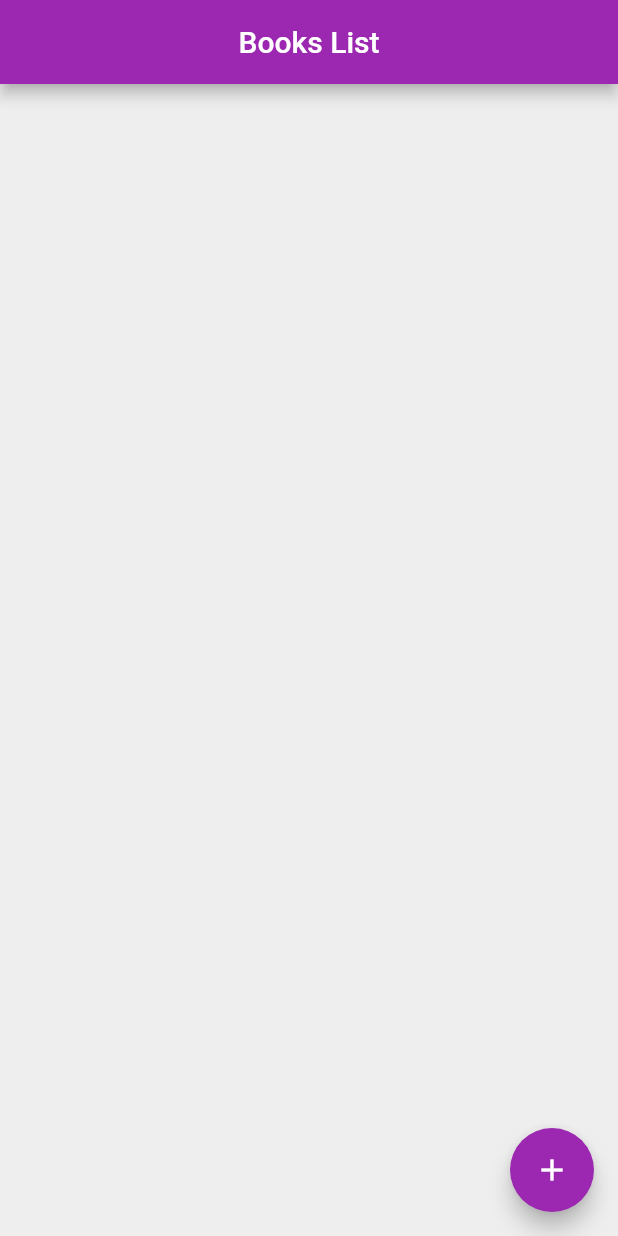
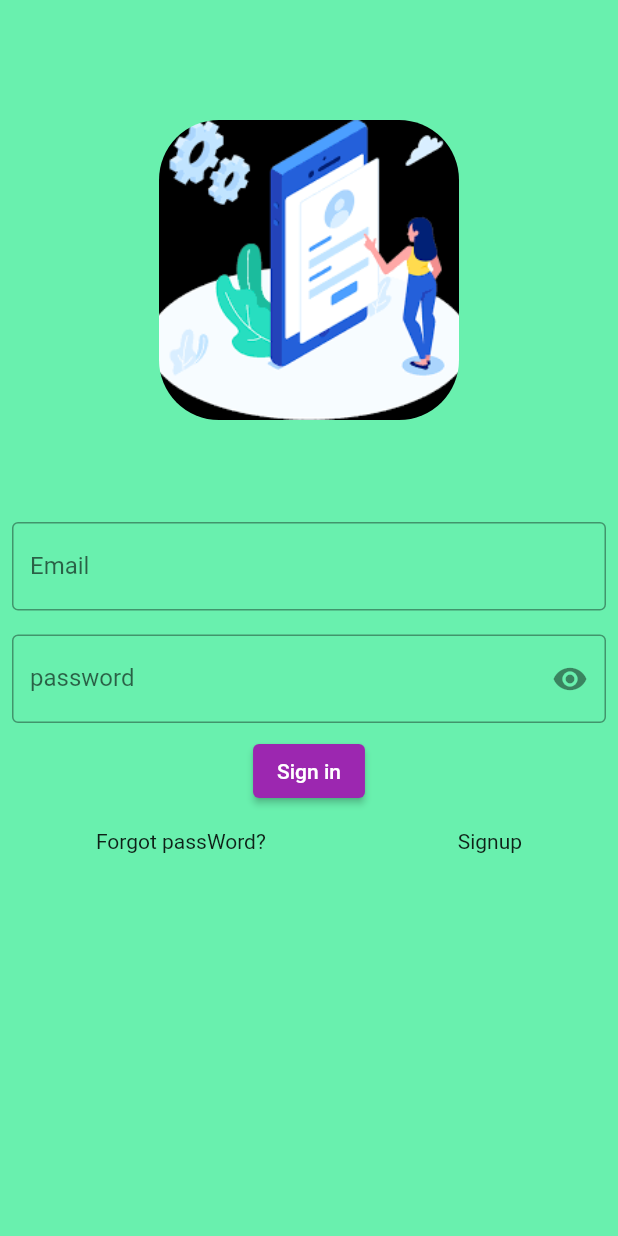
Before and after one commit to GaneshTamang/dailytasks, a Flutter app: the screen it shows after launch, on a phone screen of 412 x 824 dp. Run offline on Flutter 3.47's test engine with Material 2 defaults, Android fonts, the phone set to English and light mode, and no system bars; our stand-ins replace sqflite; accounts and stored records are empty.

Commit message:
ui and sqflite

```diff
--- /dev/null
+++ b/bookstore/lib/login/loginscreen.dart
@@ -0,0 +1,125 @@
+import 'package:flutter/material.dart';
+
+import 'package:local_database/screens/frontscreeen.dart';
+
+class LoginScreen extends StatefulWidget {
+  const LoginScreen({Key? key}) : super(key: key);
+
+  @override
+  State<LoginScreen> createState() => _LoginScreenState();
+}
+
+class _LoginScreenState extends State<LoginScreen> {
+  bool hide = true;
+  void showhide() {
+    hide = !hide;
+    setState(() {});
+  }
+
+  @override
+  Widget build(BuildContext context) {
+    return Scaffold(
+      backgroundColor: Colors.greenAccent,
+      body: SafeArea(
+        child: Column(
+          children: [
+            const SizedBox(
+              height: 80,
+            ),
+            Flexible(
+              flex: 1,
+              child: Container(
+                  height: 200,
+                  width: 200,
+                  decoration: const BoxDecoration(
+                      borderRadius: BorderRadius.all(Radius.circular(40)),
+                      image: DecorationImage(
+                          image: AssetImage('assets/images/login.png'),
+                          fit: BoxFit.cover)
+                      //         image: DecorationImage(
+                      //   image: AssetImage("assets/images/login.png"),
+                      //   fit: BoxFit.fill,
+                      // )
+                      )),
+            ),
+            const SizedBox(
+              height: 60,
+            ),
+            Flexible(
+              flex: 1,
+              child: Column(
+                children: [
+                  Padding(
+                    padding: const EdgeInsets.all(8.0),
+                    child: TextFormField(
+                      autofocus: false,
+
+                      //value to send after change
+
+                      validator: (value) {
+                        if (value == null || value.isEmpty) {
+                          return 'please enter email';
+                        } else if (!value.contains('@')) {
+                          return 'enter valid email';
+                        }
+                        return null;
+                      },
+                      decoration: const InputDecoration(
+                          hintText: 'Email',
+                          labelText: 'Email',
+                          border: OutlineInputBorder(
+                              borderSide: BorderSide(color: Colors.black))),
+                    ),
+                  ),
+                  Padding(
+                    padding: const EdgeInsets.all(8.0),
+                    child: TextFormField(
+                      autofocus: false,
+                      obscureText: hide,
+                      validator: (value) {
+                        if (value == null || value.isEmpty) {
+                          return 'please enter password';
+                        }
+                        return null;
+                      },
+                      decoration: InputDecoration(
+                          hintText: 'password',
+                          labelText: 'password',
+                          suffixIcon: IconButton(
+                              onPressed: showhide,
+                              icon: Icon(hide
+                                  ? Icons.visibility
+                                  : Icons.visibility_off)),
+                          border: const OutlineInputBorder(
+                              borderSide: BorderSide(color: Colors.black))),
+                    ),
+                  ),
+                  ElevatedButton(
+                      onPressed: () {
+                        Navigator.of(context).push(MaterialPageRoute(
+                            builder: (context) => const FrontScreen()));
+                      },
+                      child: const Text('Sign in')),
+                  const SizedBox(
+                    height: 15,
+                  ),
+                  Row(
+                    mainAxisAlignment: MainAxisAlignment.spaceAround,
+                    children: const [
+                      InkWell(
+                        child: Text('Forgot passWord?'),
+                      ),
+                      InkWell(
+                        child: Text('Signup'),
+                      )
+                    ],
+                  )
+                ],
+              ),
+            ),
+          ],
+        ),
+      ),
+    );
+  }
+}
--- a/bookstore/lib/main.dart
+++ b/bookstore/lib/main.dart
@@ -1,5 +1,5 @@
 import 'package:flutter/material.dart';
-import 'package:local_database/screens/booklist_page.dart';
+import 'package:local_database/login/loginscreen.dart';
 
 void main() {
   runApp(const MyApp());
@@ -15,7 +15,7 @@ class MyApp extends StatelessWidget {
       theme: ThemeData(
         primarySwatch: Colors.purple,
       ),
-      home: const BooksScreen(),
+      home: const LoginScreen(),
     );
   }
 }
--- a/bookstore/lib/models/book_datamodel.dart
+++ b/bookstore/lib/models/book_datamodel.dart
@@ -3,13 +3,13 @@ class BookDataModel {
   final int? bookmodelid;
   final String bookmodeltitle;
   final String bookmodelauthor;
-  final String bookmodelcategory;
+  // final String bookmodelcategory;
   final double bookmodelprice;
 
   const BookDataModel(
       {required this.bookmodeltitle,
       required this.bookmodelauthor,
-      required this.bookmodelcategory,
+      // required this.bookmodelcategory,
       required this.bookmodelprice,
       this.bookmodelid});
 //from json to app
@@ -17,14 +17,14 @@ class BookDataModel {
       bookmodelid: json['id'],
       bookmodeltitle: json['title'],
       bookmodelauthor: json['author'],
-      bookmodelcategory: json['category'],
+      // bookmodelcategory: json['category'],
       bookmodelprice: json['price']);
 //from app to json
   Map<String, dynamic> toJson() => {
         'id': bookmodelid,
         'title': bookmodeltitle,
         'author': bookmodelauthor,
-        'category': bookmodelcategory,
+        // 'category': bookmodelcategory,
         'price': bookmodelprice,
       };
 }
--- a/bookstore/lib/screens/booklist_page.dart
+++ b/bookstore/lib/screens/booklist/booklist_page.dart
@@ -1,18 +1,18 @@
 import 'package:flutter/material.dart';
-import '../bookwidget/booktilecard.dart';
-import '../models/book_datamodel.dart';
-import '../services/bookserv.dart';
+import '../../bookwidget/booktilecard.dart';
+import '../../models/book_datamodel.dart';
+import '../../services/bookserv.dart';
 
-import 'addeditbook_screen.dart';
+import '../addeditbook_screen.dart';
 
-class BooksScreen extends StatefulWidget {
-  const BooksScreen({Key? key}) : super(key: key);
+class BooklistScreen extends StatefulWidget {
+  const BooklistScreen({Key? key}) : super(key: key);
 
   @override
-  State<BooksScreen> createState() => _BooksScreenState();
+  State<BooklistScreen> createState() => _BooklistScreenState();
 }
 
-class _BooksScreenState extends State<BooksScreen> {
+class _BooklistScreenState extends State<BooklistScreen> {
   @override
   Widget build(BuildContext context) {
     return Scaffold(
@@ -51,8 +51,8 @@ class _BooksScreenState extends State<BooksScreen> {
               //for update
               if (snap.data != null) {
                 return ListView.builder(
-                  itemBuilder: (context, index) => BookWidget(
-                    book: snap.data![index],
+                  itemBuilder: (context, index) => BookTilecard(
+                    createdbook: snap.data![index],
                     tapforedit: () async {
                       await Navigator.push(
                           context,
@@ -95,7 +95,7 @@ class _BooksScreenState extends State<BooksScreen> {
                           });
                     },
                   ),
-                  //snaps data kist legtn and build card
+                  //snaps data list legtn and build card
                   itemCount: snap.data!.length,
                 );
               } else {
--- a/bookstore/pubspec.yaml
+++ b/bookstore/pubspec.yaml
@@ -59,8 +59,8 @@ flutter:
   uses-material-design: true
 
   # To add assets to your application, add an assets section, like this:
-  # assets:
-  #   - images/a_dot_burr.jpeg
+  assets:
+    - assets/images/
   #   - images/a_dot_ham.jpeg
 
   # An image asset can refer to one or more resolution-specific "variants", see
```
Also changed, not shown: bookstore/lib/bookwidget/booktilecard.dart (+26 -14 lines), bookstore/lib/bookwidget/desiged_cat_caontainer.dart (added, +34 -0 lines), bookstore/lib/screens/addeditbook_screen.dart (+29 -25 lines), bookstore/lib/screens/booklist/dropdown_price_change.dart (added, +77 -0 lines), bookstore/lib/screens/frontscreeen.dart (added, +80 -0 lines), bookstore/lib/services/bookserv.dart (+9 -9 lines), bookstore/assets/images/login.png (added).
